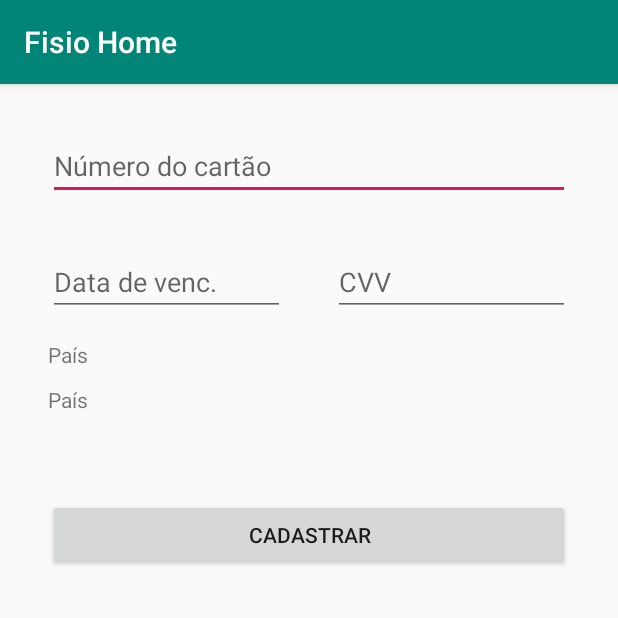
After one commit to DanieleAndrade/FisioHome, an Android app: the CadastroCartaoActivity screen opened directly, with no data from a screen before it, on a phone screen of 412 x 824 dp, the top half of it. The commit adds this screen. Run offline under Robolectric (Android 15) with nearby library versions, the phone set to English and light mode, and no system bars.

Commit message:
Adicionando informações sobre formas de pagamento

```diff
--- a/app/build.gradle
+++ b/app/build.gradle
@@ -37,6 +37,7 @@ dependencies {
     implementation 'com.google.firebase:firebase-auth:15.0.0'
     implementation 'com.android.support:cardview-v7:28.0.0'
     implementation 'com.github.prolificinteractive:material-calendarview:2.0.0'
+    implementation 'com.android.support:design:28.0.0'
 
 }
 
--- a/app/src/main/AndroidManifest.xml
+++ b/app/src/main/AndroidManifest.xml
@@ -9,7 +9,9 @@
         android:roundIcon="@mipmap/ic_launcher_round"
         android:supportsRtl="true"
         android:theme="@style/AppTheme">
-        <activity android:name=".activity.DetalheFisioterapeutaActivity"></activity>
+        <activity android:name=".activity.CadastroCartaoActivity"></activity>
+        <activity android:name=".activity.FormaPagamentoActivity" />
+        <activity android:name=".activity.DetalheFisioterapeutaActivity" />
         <activity android:name=".activity.ConsultaActivity" />
         <activity android:name=".activity.VisualizarMedicoActivity" />
         <activity android:name=".activity.AgendamentosActivity" />
@@ -18,7 +20,7 @@
         <activity android:name=".activity.CadastroFisioterapeutaActivity" />
         <activity android:name=".activity.TipoUsuarioActivity" />
         <activity android:name=".activity.CadastroPacienteActivity" />
-        <activity android:name=".activity.LoginActivity" >
+        <activity android:name=".activity.LoginActivity">
             <intent-filter>
                 <action android:name="android.intent.action.MAIN" />
 
--- a/app/src/main/java/com/daniele/fisiohome/activity/AgendarActivity.java
+++ b/app/src/main/java/com/daniele/fisiohome/activity/AgendarActivity.java
@@ -79,7 +79,6 @@ public class AgendarActivity extends AppCompatActivity {
         pagamento.setDataValidade("12/2025");
         pagamento.setNomeCartao("123456789");
         pagamento.setPaciente(FisioHome.getPaciente());
-        pagamento.setValor(FisioHome.getFisioterapeutaAtual().getPrecoConsulta());
 
         agendamento.setPagamento(pagamento);
 
--- /dev/null
+++ b/app/src/main/java/com/daniele/fisiohome/activity/CadastroCartaoActivity.java
@@ -0,0 +1,15 @@
+package com.daniele.fisiohome.activity;
+
+import android.support.v7.app.AppCompatActivity;
+import android.os.Bundle;
+
+import com.daniele.fisiohome.R;
+
+public class CadastroCartaoActivity extends AppCompatActivity {
+
+    @Override
+    protected void onCreate(Bundle savedInstanceState) {
+        super.onCreate(savedInstanceState);
+        setContentView(R.layout.activity_cadastro_cartao);
+    }
+}
--- /dev/null
+++ b/app/src/main/res/layout/activity_cadastro_cartao.xml
@@ -0,0 +1,97 @@
+<?xml version="1.0" encoding="utf-8"?>
+<LinearLayout xmlns:android="http://schemas.android.com/apk/res/android"
+    xmlns:tools="http://schemas.android.com/tools"
+    android:layout_width="match_parent"
+    android:layout_height="match_parent"
+    android:layout_margin="16dp"
+    android:orientation="vertical"
+    tools:context=".activity.CadastroCartaoActivity">
+
+    <LinearLayout
+        android:layout_width="match_parent"
+        android:layout_height="wrap_content"
+        android:layout_marginBottom="30dp"
+        android:orientation="vertical">
+
+        <EditText
+            android:layout_width="match_parent"
+            android:layout_height="wrap_content"
+            android:layout_margin="16dp"
+            android:autofillHints="@string/numero_do_cartao"
+            android:hint="@string/numero_do_cartao"
+            android:inputType="number"
+            tools:targetApi="o" />
+
+        <LinearLayout
+            android:layout_width="match_parent"
+            android:layout_height="wrap_content"
+            android:orientation="horizontal">
+
+            <EditText
+                android:layout_width="0dp"
+                android:layout_height="wrap_content"
+                android:layout_margin="16dp"
+                android:layout_weight="1"
+                android:autofillHints="@string/data_de_venc"
+                android:hint="@string/data_de_venc"
+                android:inputType="text"
+                tools:targetApi="o" />
+
+            <EditText
+                android:layout_width="0dp"
+                android:layout_height="wrap_content"
+                android:layout_margin="16dp"
+                android:layout_weight="1"
+                android:autofillHints="@string/cvv"
+                android:hint="@string/cvv"
+                android:inputType="number"
+                tools:targetApi="o" />
+        </LinearLayout>
+
+        <TextView
+            android:layout_width="match_parent"
+            android:layout_height="30dp"
+            android:layout_marginStart="16dp"
+            android:layout_marginLeft="16dp"
+            android:layout_marginEnd="16dp"
+            android:layout_marginRight="16dp"
+            android:text="@string/pais" />
+
+        <TextView
+            android:layout_width="match_parent"
+            android:layout_height="30dp"
+            android:layout_marginStart="16dp"
+            android:layout_marginLeft="16dp"
+            android:layout_marginEnd="16dp"
+            android:layout_marginRight="16dp"
+            android:text="@string/pais" />
+    </LinearLayout>
+
+    <Button
+        android:layout_width="match_parent"
+        android:layout_marginTop="30dp"
+        android:layout_height="wrap_content"
+        android:layout_margin="16dp"
+        android:text="@string/cadastrar"
+        android:textAllCaps="true" />
+
+    <!--<android.support.design.widget.TextInputLayout-->
+    <!--android:layout_width="match_parent"-->
+    <!--android:layout_height="wrap_content">-->
+
+    <!--<android.support.design.widget.TextInputEditText-->
+    <!--android:layout_width="match_parent"-->
+    <!--android:layout_height="wrap_content"-->
+    <!--android:hint="hbsh" />-->
+    <!--</android.support.design.widget.TextInputLayout>-->
+
+    <!--<android.support.design.widget.TextInputLayout-->
+    <!--android:layout_width="match_parent"-->
+    <!--android:layout_height="match_parent">-->
+
+    <!--<android.support.design.widget.TextInputEditText-->
+    <!--android:layout_width="match_parent"-->
+    <!--android:layout_height="wrap_content"-->
+    <!--android:hint="hbsh" />-->
+    <!--</android.support.design.widget.TextInputLayout>-->
+</LinearLayout>
--- a/app/src/main/res/values/strings.xml
+++ b/app/src/main/res/values/strings.xml
@@ -47,4 +47,10 @@
     <string name="crm">CRM</string>
     <string name="cadastrar_paciente">Cadastrar Paciente</string>
     <string name="cadastrar_fisioterapeuta">Cadastrar Fisioterapeuta</string>
+    <string name="numero_do_cartao">Número do cartão</string>
+    <string name="data_de_venc">Data de venc.</string>
+    <string name="cvv">CVV</string>
+    <string name="pais">País</string>
+    <string name="avancar">Avançar</string>
+    <string name="cadastrar">Cadastrar</string>
 </resources>
```
Also changed, not shown: app/src/main/java/com/daniele/fisiohome/activity/FormaPagamentoActivity.java (added, +15 -0 lines), app/src/main/java/com/daniele/fisiohome/model/Pagamento.java (+5 -9 lines), app/src/main/res/layout/activity_forma_pagamento.xml (added, +37 -0 lines), app/src/main/res/layout/item_lista_forma_pagamento.xml (added, +56 -0 lines).
